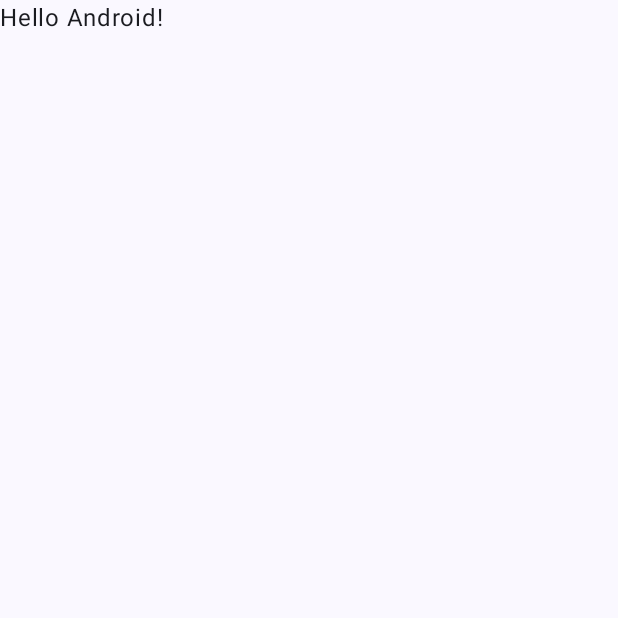
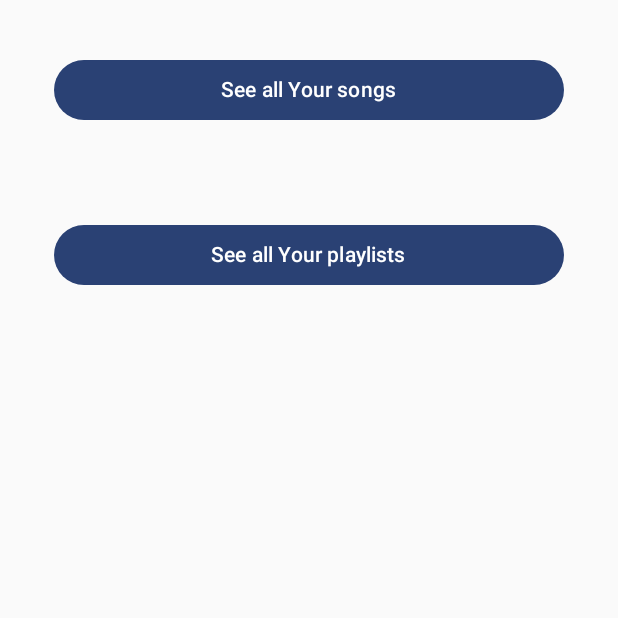
Before and after one commit to Korbielowski/MusicPlayer-PUM, an Android app built with Jetpack Compose: the screen it shows after launch (MainActivity), on a phone screen of 412 x 824 dp, the top half of it. Before the commit the part shown is almost empty. Run offline under Robolectric (Android 15) with nearby library versions, the phone set to English and light mode, and no system bars; our stand-ins replace Room's generated code, livedata-compose.

Commit message:
Add databse

```diff
--- a/app/build.gradle.kts
+++ b/app/build.gradle.kts
@@ -50,7 +50,6 @@ android {
 }
 
 dependencies {
-
     implementation(libs.androidx.core.ktx)
     implementation(libs.androidx.lifecycle.runtime.ktx)
     implementation(libs.androidx.activity.compose)
--- /dev/null
+++ b/app/src/main/java/com/example/mpplayer/MPPNavigation.kt
@@ -0,0 +1,23 @@
+package com.example.mpplayer
+
+import androidx.compose.runtime.Composable
+import androidx.navigation.compose.NavHost
+import androidx.navigation.compose.composable
+import androidx.navigation.compose.rememberNavController
+import com.example.mpplayer.screens.MainScreen
+import com.example.mpplayer.view.models.PlaylistViewModelModel
+import com.example.mpplayer.view.models.SongViewModel
+
+@Composable
+fun MPPNavigation(songViewModel: SongViewModel, playListViewModel: PlaylistViewModelModel) {
+    val navController = rememberNavController()
+    NavHost(navController = navController, startDestination = "mainScreen") {
+        composable("mainScreen") {
+            MainScreen(navController, songViewModel, playListViewModel)
+        }
+        composable("songsScreen") { }
+        composable("songScreen/{songId}") { }
+        composable("playListsScreen") { }
+        composable("playListScreen/{playlistId}") { }
+    }
+}
--- /dev/null
+++ b/app/src/main/java/com/example/mpplayer/MPPlayerDatabase.kt
@@ -0,0 +1,34 @@
+package com.example.mpplayer
+
+import androidx.room.Database
+import androidx.room.RoomDatabase
+import com.example.mpplayer.dao.PlaylistDao
+import com.example.mpplayer.dao.PlaylistSongsDao
+import com.example.mpplayer.dao.SongDao
+import com.example.mpplayer.tables.Playlist
+import com.example.mpplayer.tables.PlaylistSongs
+import com.example.mpplayer.tables.Song
+
+@Database(entities = [Song::class, Playlist::class, PlaylistSongs::class], version = 1)
+abstract class MPPlayerDatabase : RoomDatabase() {
+    abstract fun songDao(): SongDao
+    abstract fun playlistDao(): PlaylistDao
+    abstract fun playlistSongsDao(): PlaylistSongsDao
+
+//    companion object {
+//        @Volatile
+//        private var INSTANCE: MPPlayerDatabase? = null
+//
+//        fun getDatabase(context: Context): MPPlayerDatabase{
+//            return INSTANCE ?: synchronized(this) {
+//                val instance = Room.databaseBuilder(
+//                    context.applicationContext,
+//                    MPPlayerDatabase::class.java,
+//                    "mpp_player_database"
+//                ).build()
+//                INSTANCE = instance
+//                instance
+//            }
+//        }
+//    }
+}
--- a/app/src/main/java/com/example/mpplayer/MainActivity.kt
+++ b/app/src/main/java/com/example/mpplayer/MainActivity.kt
@@ -4,44 +4,39 @@ import android.os.Bundle
 import androidx.activity.ComponentActivity
 import androidx.activity.compose.setContent
 import androidx.activity.enableEdgeToEdge
-import androidx.compose.foundation.layout.fillMaxSize
-import androidx.compose.foundation.layout.padding
-import androidx.compose.material3.Scaffold
-import androidx.compose.material3.Text
-import androidx.compose.runtime.Composable
-import androidx.compose.ui.Modifier
-import androidx.compose.ui.tooling.preview.Preview
+import androidx.room.Room
 import com.example.mpplayer.ui.theme.MPPlayerTheme
+import com.example.mpplayer.view.models.PlaylistViewModelModel
+import com.example.mpplayer.view.models.SongViewModel
 
 class MainActivity : ComponentActivity() {
     override fun onCreate(savedInstanceState: Bundle?) {
         super.onCreate(savedInstanceState)
         enableEdgeToEdge()
+        val database = Room.databaseBuilder(
+            applicationContext,
+            MPPlayerDatabase::class.java,
+            "mpp_player_database"
+        ).build()// MPPlayerDatabase.getDatabase(this)
+        val songViewModel = SongViewModel(database.songDao())
+        val playlistViewModel = PlaylistViewModelModel(database.playlistDao())
         setContent {
             MPPlayerTheme {
-                Scaffold(modifier = Modifier.fillMaxSize()) { innerPadding ->
-                    Greeting(
-                        name = "Android",
-                        modifier = Modifier.padding(innerPadding)
-                    )
-                }
+                MPPNavigation(songViewModel, playlistViewModel)
             }
         }
     }
 }
 
-@Composable
-fun Greeting(name: String, modifier: Modifier = Modifier) {
-    Text(
-        text = "Hello $name!",
-        modifier = modifier
-    )
-}
-
-@Preview(showBackground = true)
-@Composable
-fun GreetingPreview() {
-    MPPlayerTheme {
-        Greeting("Android")
-    }
-}
+//fun getSongsFromDirectories(context: Context) {
+////    Environment.getExternalStorageDirectory().absolutePath
+////    audioReader
+//    context.contentResolver.query(
+//        MediaStore.Audio.Media.EXTERNAL_CONTENT_URI,
+//
+//        )?.use { cursor ->
+//
+//    }
+//    var audioFiles = MediaStore.Audio.Media.getContentUri(MediaStore.VOLUME_EXTERNAL)
+//    audioFiles.
+//}
--- /dev/null
+++ b/app/src/main/java/com/example/mpplayer/dao/PlaylistDao.kt
@@ -0,0 +1,26 @@
+package com.example.mpplayer.dao
+
+import androidx.lifecycle.LiveData
+import androidx.room.Insert
+import androidx.room.Dao
+import androidx.room.Delete
+import androidx.room.Query
+import androidx.room.Update
+import com.example.mpplayer.tables.Playlist
+import com.example.mpplayer.tables.Song
+
+@Dao
+interface PlaylistDao {
+    @Insert()
+    fun insertPlaylist(playlist: Playlist)
+
+    @Delete
+    fun deletePlaylist(playlist: Playlist)
+
+    @Update
+    fun updatePlaylist(playlist: Playlist)
+
+
+    @Query("SELECT * FROM playlist_table")
+    fun getAllPlaylists() : LiveData<List<Playlist>>
+}
--- /dev/null
+++ b/app/src/main/java/com/example/mpplayer/dao/PlaylistSongsDao.kt
@@ -0,0 +1,19 @@
+package com.example.mpplayer.dao
+
+import androidx.room.Insert
+import androidx.room.Dao
+import androidx.room.Delete
+import androidx.room.Update
+import com.example.mpplayer.tables.PlaylistSongs
+
+@Dao
+interface PlaylistSongsDao {
+    @Insert()
+    fun insertPlaylistSongs(playlistSongs: PlaylistSongs)
+
+    @Delete
+    fun deletePlaylistSongs(playlistSongs: PlaylistSongs)
+
+    @Update
+    fun updatePlaylistSongs(playlistSongs: PlaylistSongs)
+}
--- /dev/null
+++ b/app/src/main/java/com/example/mpplayer/dao/SongDao.kt
@@ -0,0 +1,38 @@
+package com.example.mpplayer.dao
+
+import androidx.lifecycle.LiveData
+import androidx.room.Insert
+import androidx.room.Dao
+import androidx.room.Delete
+import androidx.room.Query
+import androidx.room.Update
+import com.example.mpplayer.tables.Song
+
+@Dao()
+interface SongDao {
+    @Insert()
+    fun insertSong(song: Song)
+
+    @Delete
+    fun deleteSong(song: Song)
+
+    @Update
+    fun updateSong(song: Song)
+
+    @Query("SELECT * FROM songs_table")
+    fun getAllSongs() : LiveData<List<Song>>
+//    @Query("UPDATE songs_table SET song_title = :title WHERE song_id = :songId")
+//    fun updateTitle(title: String, songId: Long)
+//
+//    @Query("UPDATE songs_table SET song_description = :description WHERE song_id = :songId")
+//    fun updateDescription(description: String, songId: Long)
+//
+//    @Query("UPDATE songs_table SET song_rating = :rating WHERE song_id = :songId")
+//    fun updateRating(rating: String, songId: Long)
+//
+//    @Query("UPDATE songs_table SET song_artist = :artist WHERE song_id = :songId")
+//    fun updateArtist(artist: String, songId: Long)
+//
+//    @Query("UPDATE songs_table SET song_album = :album WHERE song_id = :songId")
+//    fun updateAlbum(album: String, songId: Long)
+}
--- /dev/null
+++ b/app/src/main/java/com/example/mpplayer/screens/MainScreen.kt
@@ -0,0 +1,50 @@
+package com.example.mpplayer.screens
+
+import androidx.compose.foundation.layout.Arrangement
+import androidx.compose.foundation.layout.Column
+import androidx.compose.foundation.layout.fillMaxSize
+import androidx.compose.foundation.layout.fillMaxWidth
+import androidx.compose.foundation.layout.padding
+import androidx.compose.material3.Button
+import androidx.compose.material3.Text
+import androidx.compose.runtime.Composable
+import androidx.compose.runtime.getValue
+import androidx.compose.runtime.livedata.observeAsState
+import androidx.compose.ui.Modifier
+import androidx.compose.ui.unit.dp
+import androidx.navigation.NavController
+import com.example.mpplayer.view.models.PlaylistViewModelModel
+import com.example.mpplayer.view.models.SongViewModel
+
+@Composable
+fun MainScreen(
+    navController: NavController,
+    songViewModel: SongViewModel,
+    playlistViewModelModel: PlaylistViewModelModel
+) {
+    val songsList by songViewModel.songsList.observeAsState(emptyList())
+    val playlistsList by playlistViewModelModel.playlistsList.observeAsState(emptyList())
+    Column(
+        modifier = Modifier
+            .fillMaxSize()
+            .padding(20.dp),
+        verticalArrangement = Arrangement.spacedBy(30.dp)
+    ) {
+        Button(
+            onClick = {
+                navController.navigate("songsScreen")
+            }, modifier = Modifier
+                .fillMaxWidth()
+                .padding(16.dp)
+        ) {
+            Text("See all Your songs")
+        }
+        Button(onClick = {
+            navController.navigate("playListsScreen")
+        }, modifier = Modifier
+            .fillMaxWidth()
+            .padding(16.dp)) {
+            Text("See all Your playlists")
+        }
+    }
+}
--- /dev/null
+++ b/app/src/main/java/com/example/mpplayer/view/models/PlaylistViewModel.kt
@@ -0,0 +1,15 @@
+package com.example.mpplayer.view.models
+
+import androidx.lifecycle.LiveData
+import androidx.lifecycle.ViewModel
+import com.example.mpplayer.dao.PlaylistDao
+import com.example.mpplayer.dao.SongDao
+import com.example.mpplayer.tables.Playlist
+import com.example.mpplayer.tables.Song
+
+class PlaylistViewModelModel( private val playlistDao: PlaylistDao): ViewModel() {
+    private val _playlistsList: LiveData<List<Playlist>> = playlistDao.getAllPlaylists()
+    val playlistsList: LiveData<List<Playlist>> get() = _playlistsList
+
+
+}
--- /dev/null
+++ b/app/src/main/java/com/example/mpplayer/view/models/SongViewModel.kt
@@ -0,0 +1,23 @@
+package com.example.mpplayer.view.models
+
+import androidx.lifecycle.LiveData
+import androidx.lifecycle.ViewModel
+import androidx.lifecycle.viewModelScope
+import com.example.mpplayer.dao.SongDao
+import com.example.mpplayer.tables.Song
+import kotlinx.coroutines.Dispatchers
+import kotlinx.coroutines.launch
+import kotlinx.coroutines.withContext
+
+class SongViewModel( private val songDao: SongDao): ViewModel() {
+    private val _songsList: LiveData<List<Song>> = songDao.getAllSongs()
+    val songsList: LiveData<List<Song>> get() = _songsList
+
+//    private fun getAllSongs() : LiveData<List<Song>>{
+//        viewModelScope.launch {
+//            withContext(Dispatchers.IO){
+//                songDao.getAllSongs()
+//            }
+//        }
+//    }
+}
--- a/gradle/libs.versions.toml
+++ b/gradle/libs.versions.toml
@@ -8,6 +8,8 @@ espressoCore = "3.6.1"
 lifecycleRuntimeKtx = "2.8.7"
 activityCompose = "1.9.3"
 composeBom = "2024.04.01"
+runtimeLivedata = "1.7.6"
+navigationCompose = "2.8.5"
 
 [libraries]
 androidx-core-ktx = { group = "androidx.core", name = "core-ktx", version.ref = "coreKtx" }
@@ -24,6 +26,8 @@ androidx-ui-tooling-preview = { group = "androidx.compose.ui", name = "ui-toolin
 androidx-ui-test-manifest = { group = "androidx.compose.ui", name = "ui-test-manifest" }
 androidx-ui-test-junit4 = { group = "androidx.compose.ui", name = "ui-test-junit4" }
 androidx-material3 = { group = "androidx.compose.material3", name = "material3" }
+androidx-runtime-livedata = { group = "androidx.compose.runtime", name = "runtime-livedata", version.ref = "runtimeLivedata" }
+androidx-navigation-compose = { group = "androidx.navigation", name = "navigation-compose", version.ref = "navigationCompose" }
 
 [plugins]
 android-application = { id = "com.android.application", version.ref = "agp" }
```
Also changed, not shown: app/src/main/java/com/example/mpplayer/MusicGenres.kt (added, +9 -0 lines), app/src/main/java/com/example/mpplayer/screens/SongsScreen.kt (added, +39 -0 lines), app/src/main/java/com/example/mpplayer/tables/Playlist.kt (added, +20 -0 lines), app/src/main/java/com/example/mpplayer/tables/PlaylistSongs.kt (added, +27 -0 lines), app/src/main/java/com/example/mpplayer/tables/Song.kt (added, +29 -0 lines).
